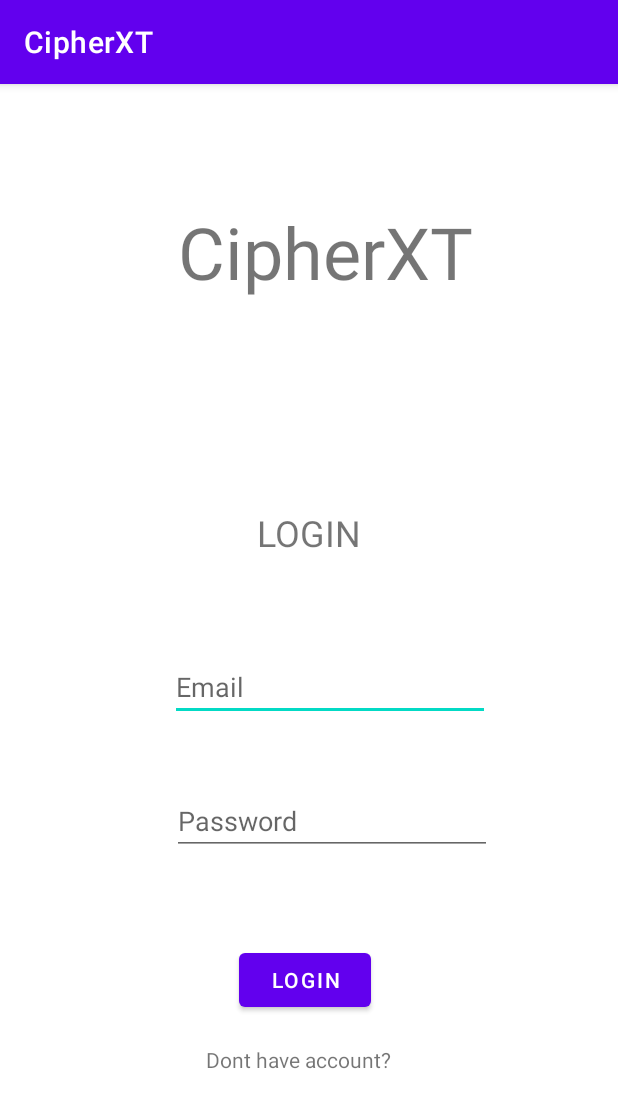
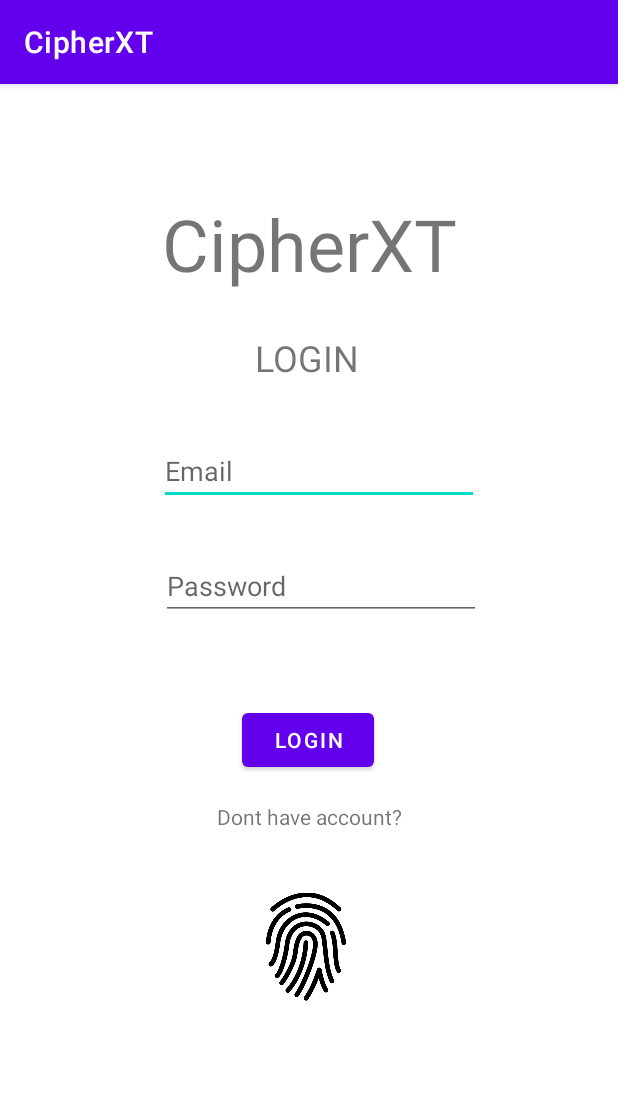
Before and after one commit to zikrullahMd/CipherXT-App, an Android app: the screen it shows after launch once a user with an empty profile is signed in (MainActivity), on a phone screen of 412 x 824 dp. Shown: the top 1108 px of the screen. Run offline under Robolectric (Android 15) with nearby library versions, the phone set to English and light mode, and no system bars; our stand-ins replace Firebase (no records; nobody signed in at launch, a user with empty details on screens opened directly).

Commit message:
feat(Biometric): Added Biometric authentication feature

```diff
--- a/app/build.gradle
+++ b/app/build.gradle
@@ -38,4 +38,5 @@ dependencies {
     testImplementation 'junit:junit:4.13.2'
     androidTestImplementation 'androidx.test.ext:junit:1.1.3'
     androidTestImplementation 'androidx.test.espresso:espresso-core:3.4.0'
+    implementation 'androidx.biometric:biometric:1.0.0'
 }
--- a/app/src/main/AndroidManifest.xml
+++ b/app/src/main/AndroidManifest.xml
@@ -3,6 +3,7 @@
     xmlns:tools="http://schemas.android.com/tools">
 
     <uses-permission android:name="android.permission.INTERNET" />
+    <uses-permission android:name="android.permission.USE_BIOMETRIC"/>
 
     <application
         android:allowBackup="true"
--- a/app/src/main/res/layout/activity_main.xml
+++ b/app/src/main/res/layout/activity_main.xml
@@ -7,41 +7,36 @@
     tools:context=".MainActivity">
 
 
-
         <TextView
             android:id="@+id/welcome"
             android:layout_width="wrap_content"
             android:layout_height="wrap_content"
             android:layout_marginStart="170dp"
-            android:layout_marginLeft="170dp"
             android:layout_marginTop="83dp"
             android:layout_marginEnd="170dp"
-            android:layout_marginRight="170dp"
             android:layout_marginBottom="629dp"
             android:text="CipherXT"
             android:textSize="48sp"
             app:layout_constraintBottom_toBottomOf="parent"
             app:layout_constraintEnd_toEndOf="parent"
-            app:layout_constraintHorizontal_bias="0.415"
             app:layout_constraintStart_toStartOf="parent"
             app:layout_constraintTop_toTopOf="parent"
-            app:layout_constraintVertical_bias="0.488" />
+            app:layout_constraintVertical_bias="1.0" />
 
         <TextView
             android:id="@+id/login"
             android:layout_width="wrap_content"
             android:layout_height="wrap_content"
             android:layout_marginStart="170dp"
-            android:layout_marginLeft="170dp"
             android:layout_marginEnd="170dp"
-            android:layout_marginRight="170dp"
             android:text="LOGIN"
             android:textSize="24sp"
             app:layout_constraintBottom_toBottomOf="parent"
             app:layout_constraintEnd_toEndOf="parent"
+            app:layout_constraintHorizontal_bias="0.0"
             app:layout_constraintStart_toStartOf="parent"
             app:layout_constraintTop_toBottomOf="@+id/welcome"
-            app:layout_constraintVertical_bias="0.235" />
+            app:layout_constraintVertical_bias="0.046" />
 
         <EditText
             android:id="@+id/usernameInput"
@@ -55,10 +50,10 @@
             android:inputType="textPersonName"
             app:layout_constraintBottom_toBottomOf="parent"
             app:layout_constraintEnd_toEndOf="parent"
-            app:layout_constraintHorizontal_bias="0.402"
+            app:layout_constraintHorizontal_bias="0.453"
             app:layout_constraintStart_toStartOf="parent"
             app:layout_constraintTop_toBottomOf="@+id/welcome"
-            app:layout_constraintVertical_bias="0.986" />
+            app:layout_constraintVertical_bias="0.397" />
 
         <EditText
             android:id="@+id/passwordInput"
@@ -71,10 +66,10 @@
             android:inputType="textPassword"
             app:layout_constraintBottom_toBottomOf="parent"
             app:layout_constraintEnd_toEndOf="parent"
-            app:layout_constraintHorizontal_bias="0.395"
+            app:layout_constraintHorizontal_bias="0.446"
             app:layout_constraintStart_toStartOf="parent"
             app:layout_constraintTop_toBottomOf="@+id/welcome"
-            app:layout_constraintVertical_bias="0.561" />
+            app:layout_constraintVertical_bias="0.297" />
 
         <Button
             android:id="@+id/button2"
@@ -105,8 +100,10 @@
             android:text="Login"
             app:layout_constraintBottom_toBottomOf="parent"
             app:layout_constraintEnd_toEndOf="parent"
+            app:layout_constraintHorizontal_bias="0.833"
             app:layout_constraintStart_toStartOf="parent"
-            app:layout_constraintTop_toBottomOf="@+id/passwordInput" />
+            app:layout_constraintTop_toBottomOf="@+id/passwordInput"
+            app:layout_constraintVertical_bias="0.0" />
 
         <TextView
             android:id="@+id/sign"
@@ -120,8 +117,26 @@
             android:text="Dont have account?"
             app:layout_constraintBottom_toBottomOf="parent"
             app:layout_constraintEnd_toEndOf="parent"
+            app:layout_constraintHorizontal_bias="0.39"
             app:layout_constraintStart_toStartOf="parent"
-            app:layout_constraintTop_toBottomOf="@+id/button" />
+            app:layout_constraintTop_toBottomOf="@+id/button"
+            app:layout_constraintVertical_bias="0.0" />
+
+        <ImageView
+            android:id="@+id/thumbBtn"
+            android:layout_width="72dp"
+            android:layout_height="90dp"
+            android:layout_marginStart="167dp"
+            android:layout_marginTop="9dp"
+            android:layout_marginEnd="172dp"
+            android:layout_marginBottom="6dp"
+            app:layout_constraintBottom_toBottomOf="parent"
+            app:layout_constraintEnd_toEndOf="parent"
+            app:layout_constraintHorizontal_bias="1.0"
+            app:layout_constraintStart_toStartOf="parent"
+            app:layout_constraintTop_toBottomOf="@+id/sign"
+            app:layout_constraintVertical_bias="0.139"
+            app:srcCompat="@drawable/biometrics" />
 
 
 </androidx.constraintlayout.widget.ConstraintLayout>
```
Also changed, not shown: app/src/main/java/zik/myappcompany/cipherxt/MainActivity.java (+67 -14 lines), app/src/main/res/biometric/biometrics.png (added), app/src/main/res/drawable/biometrics.png (added).
